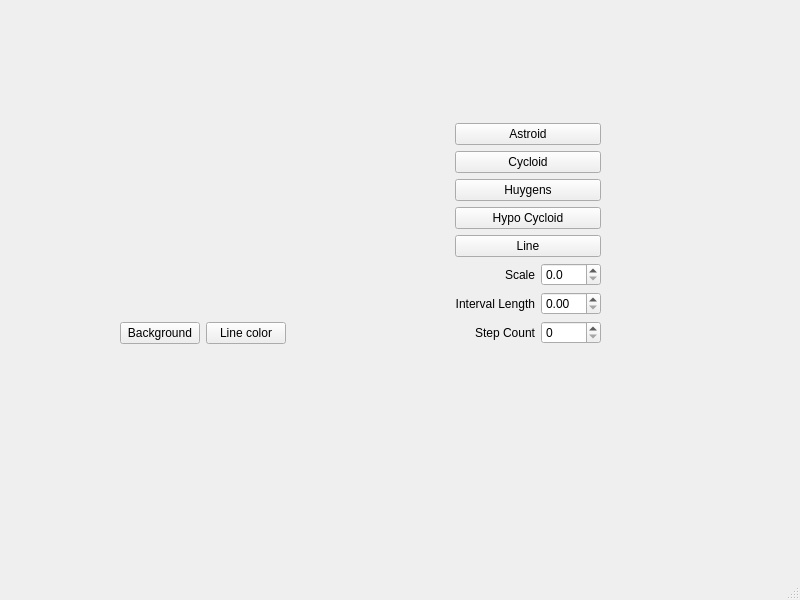
umerm64/QtCurvesCpp, file mainwindow.ui: the form before one commit.
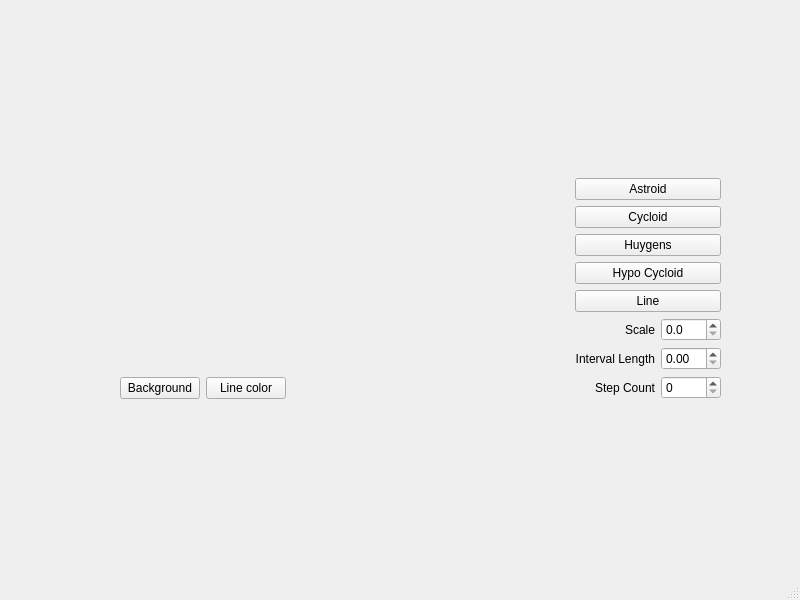
The form after the commit. Custom widgets are drawn as their Qt base class.

What changed in the file:
```diff
--- a/mainwindow.ui
+++ b/mainwindow.ui
@@ -14,13 +14,13 @@
    <string>MainWindow</string>
   </property>
   <widget class="QWidget" name="centralwidget">
-   <widget class="QWidget" name="">
+   <widget class="QWidget" name="layoutWidget">
     <property name="geometry">
      <rect>
       <x>120</x>
       <y>88</y>
-      <width>481</width>
-      <height>291</height>
+      <width>601</width>
+      <height>401</height>
      </rect>
     </property>
     <layout class="QGridLayout" name="gridLayout">
@@ -122,6 +122,9 @@
            <property name="decimals">
             <number>1</number>
            </property>
+           <property name="maximum">
+            <double>150.000000000000000</double>
+           </property>
            <property name="singleStep">
             <double>0.100000000000000</double>
            </property>
```
